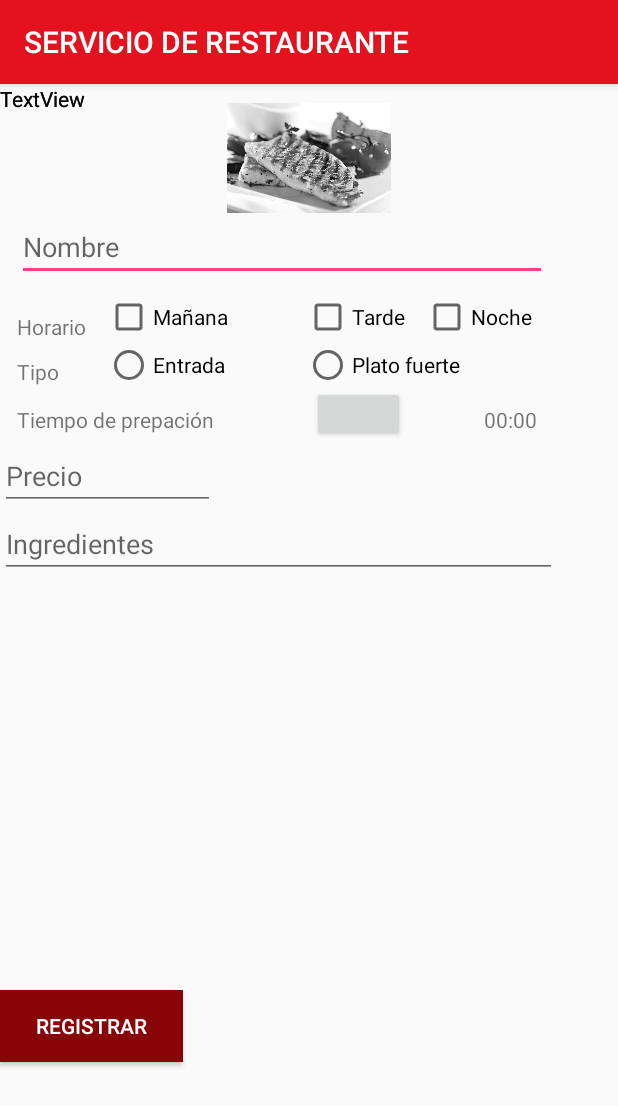
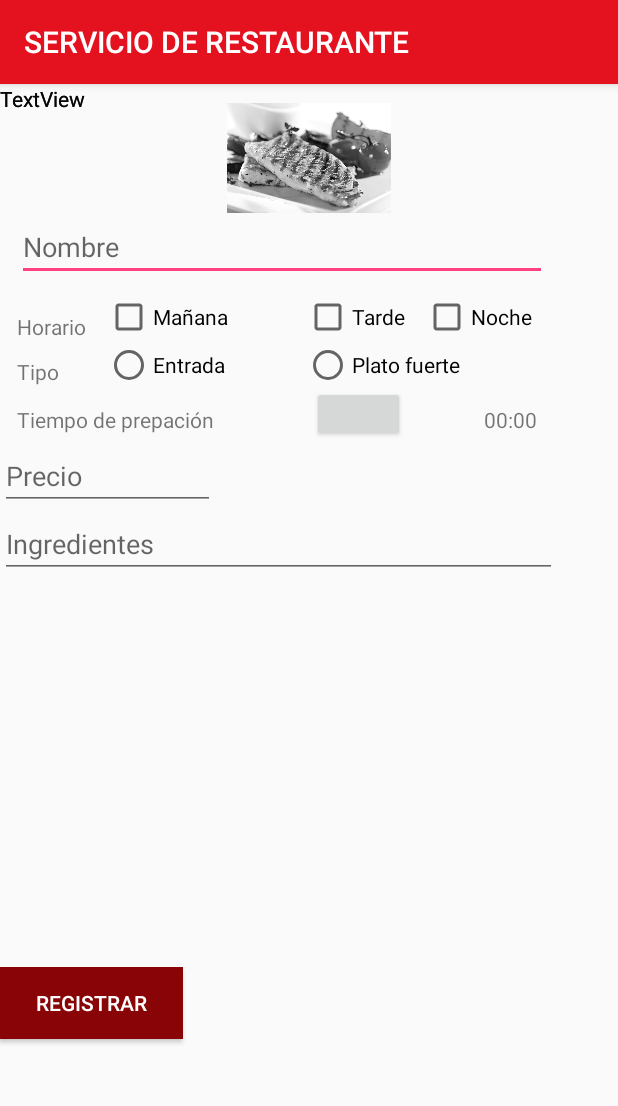
Before and after one commit to Marpigo/CM20182-Gr02, an Android app: the ComidaActivity screen opened directly, with no data from a screen before it, on a phone screen of 412 x 824 dp. Shown: the top 1106 px of the screen. Run offline under Robolectric (Android 15) with nearby library versions, the phone set to English and light mode, and no system bars.

Commit message:
para que me dejara bajar actualizacion

```diff
--- a/Lab1-UI/src/main/res/layout/activity_comida.xml
+++ b/Lab1-UI/src/main/res/layout/activity_comida.xml
@@ -125,19 +125,7 @@
             android:ems="10"
             android:hint="@string/sIngredientes" />
 
-        <Button
-            android:id="@+id/btnRegistrar2"
-            android:layout_width="122dp"
-            android:layout_height="48dp"
-
-            android:layout_alignParentBottom="true"
-            android:layout_alignParentStart="true"
-            android:layout_marginBottom="116dp"
-            android:background="@color/colorPrimaryDark"
-            android:text="@string/sRegistrar"
-            android:textColor="#ffff" />
-
-        <Button
+    <Button
             android:id="@+id/btHora"
             android:layout_width="62dp"
             android:layout_height="37dp"
@@ -174,6 +162,116 @@
         android:layout_height="wrap_content"
         android:text="TextView" />
 
+    <android.support.constraint.ConstraintLayout
+        android:layout_width="match_parent"
+        android:layout_height="179dp"
+        android:layout_alignParentBottom="true"
+        android:layout_alignParentStart="true">
+
+        <Button
+            android:id="@+id/btnRegistrar2"
+            android:layout_width="122dp"
+            android:layout_height="48dp"
+
+            android:layout_alignParentBottom="true"
+            android:layout_alignParentStart="true"
+            android:background="@color/colorPrimaryDark"
+            android:text="@string/sRegistrar"
+            android:textColor="#ffff"
+            tools:layout_editor_absoluteX="0dp"
+            tools:layout_editor_absoluteY="0dp" />
+
+        <TextView
+            android:id="@+id/txtmnombre"
+            android:layout_width="91dp"
+            android:layout_height="18dp"
+            android:text="NOMBRE"
+            tools:layout_editor_absoluteX="16dp"
+            tools:layout_editor_absoluteY="48dp" />
+
+        <TextView
+            android:id="@+id/txtmhora"
+            android:layout_width="93dp"
+            android:layout_height="19dp"
+            android:text="HORA"
+            tools:layout_editor_absoluteX="16dp"
+            tools:layout_editor_absoluteY="67dp" />
+
+        <TextView
+            android:id="@+id/txtmtipo"
+            android:layout_width="93dp"
+            android:layout_height="18dp"
+            android:text="TIPO"
+            tools:layout_editor_absoluteX="16dp"
+            tools:layout_editor_absoluteY="86dp" />
+
+        <TextView
+            android:id="@+id/txtmtiempo"
+            android:layout_width="94dp"
+            android:layout_height="19dp"
+            android:text="TIEMPO"
+            tools:layout_editor_absoluteX="16dp"
+            tools:layout_editor_absoluteY="105dp" />
+
+        <TextView
+            android:id="@+id/txtmprecio"
+            android:layout_width="95dp"
+            android:layout_height="19dp"
+            android:text="PRECIO"
+            tools:layout_editor_absoluteX="16dp"
+            tools:layout_editor_absoluteY="124dp" />
+
+        <TextView
+            android:id="@+id/txtIngredientesc"
+            android:layout_width="268dp"
+            android:layout_height="0dp"
+            tools:layout_editor_absoluteX="109dp"
+            tools:layout_editor_absoluteY="143dp" />
+
+        <TextView
+            android:id="@+id/txtPrecioc"
+            android:layout_width="89dp"
+            android:layout_height="20dp"
+            tools:layout_editor_absoluteX="109dp"
+            tools:layout_editor_absoluteY="124dp" />
+
+        <TextView
+            android:id="@+id/txtTiempo"
+            android:layout_width="89dp"
+            android:layout_height="20dp"
+            tools:layout_editor_absoluteX="109dp"
+            tools:layout_editor_absoluteY="104dp" />
+
+        <TextView
+            android:id="@+id/txtTipoc"
+            android:layout_width="89dp"
+            android:layout_height="20dp"
+            tools:layout_editor_absoluteX="109dp"
+            tools:layout_editor_absoluteY="86dp" />
+
+        <TextView
+            android:id="@+id/txtHorac"
+            android:layout_width="89dp"
+            android:layout_height="20dp"
+            tools:layout_editor_absoluteX="109dp"
+            tools:layout_editor_absoluteY="67dp" />
+
+        <TextView
+            android:id="@+id/txtNombrec"
+            android:layout_width="219dp"
+            android:layout_height="20dp"
+            tools:layout_editor_absoluteX="109dp"
+            tools:layout_editor_absoluteY="48dp" />
+
+        <TextView
+            android:id="@+id/txtmingredientes"
+            android:layout_width="wrap_content"
+            android:layout_height="0dp"
+            android:text="INGREDIENTES"
+            tools:layout_editor_absoluteX="16dp"
+            tools:layout_editor_absoluteY="144dp" />
+
+    </android.support.constraint.ConstraintLayout>
 
 
 </RelativeLayout>
--- a/Lab1-UI/src/main/res/values/strings.xml
+++ b/Lab1-UI/src/main/res/values/strings.xml
@@ -13,5 +13,6 @@
     <string name="sPrecio">Precio</string>
     <string name="sIngredientes">Ingredientes</string>
     <string name="sRegistrar">Registrar</string>
+    <string name="smensaje">xxxxxxx</string>
 
 </resources>
```
